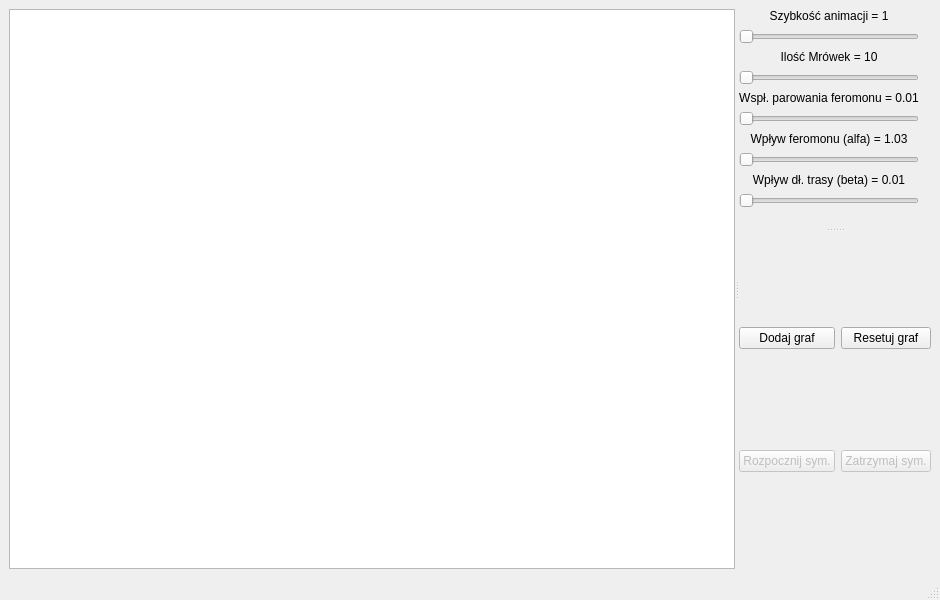
This is Projekt Algosy/AlgorytmMrowkowy/mainwindow.ui in TrinianGit/Algosy_2021 as Qt 5 draws it before an edit. The edited form follows.
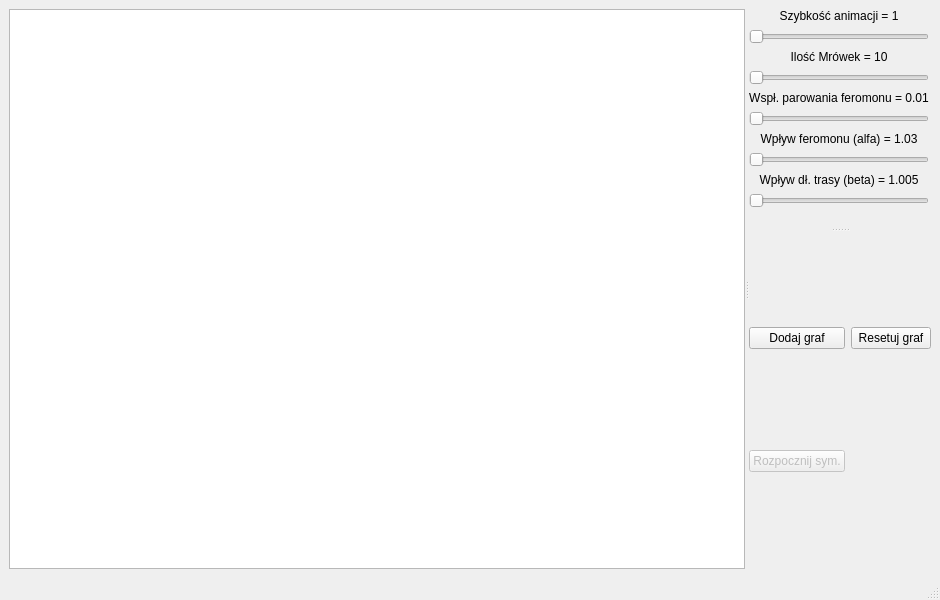
This is the edited form.

The edit to the form file:
```diff
--- a/Projekt Algosy/AlgorytmMrowkowy/mainwindow.ui
+++ b/Projekt Algosy/AlgorytmMrowkowy/mainwindow.ui
@@ -137,7 +137,7 @@
          <item>
           <widget class="QLabel" name="label_5">
            <property name="text">
-            <string>Wpływ dł. trasy (beta) = 0.01</string>
+            <string>Wpływ dł. trasy (beta) = 1.005</string>
            </property>
            <property name="alignment">
             <set>Qt::AlignCenter</set>
@@ -207,19 +207,6 @@
            </property>
           </widget>
          </item>
-         <item row="2" column="1">
-          <widget class="QPushButton" name="pushButton_6">
-           <property name="enabled">
-            <bool>false</bool>
-           </property>
-           <property name="cursor">
-            <cursorShape>PointingHandCursor</cursorShape>
-           </property>
-           <property name="text">
-            <string>Zatrzymaj sym.</string>
-           </property>
-          </widget>
-         </item>
         </layout>
        </widget>
       </widget>
```
